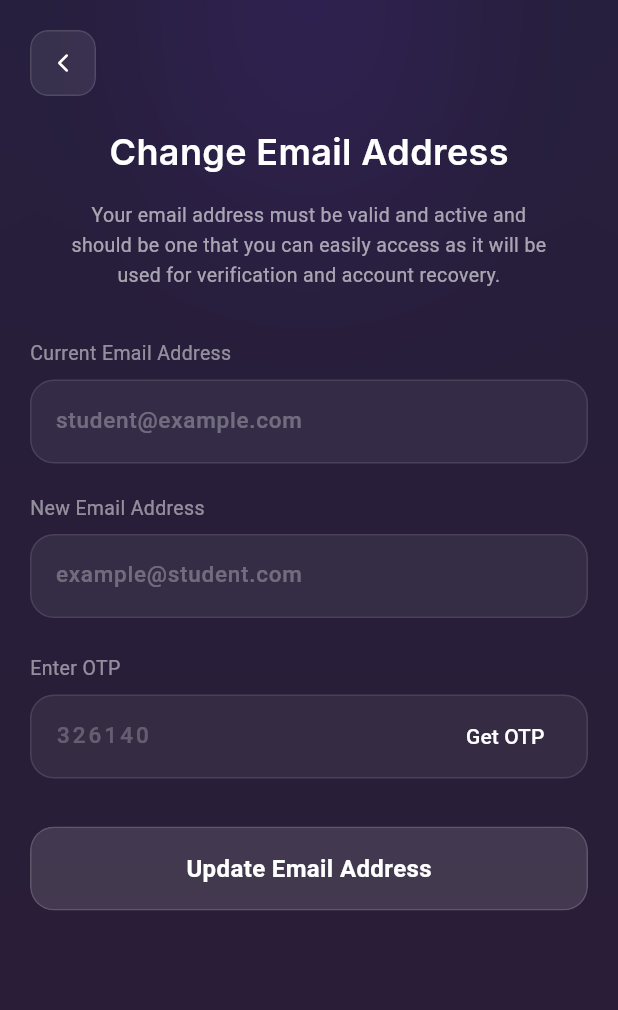
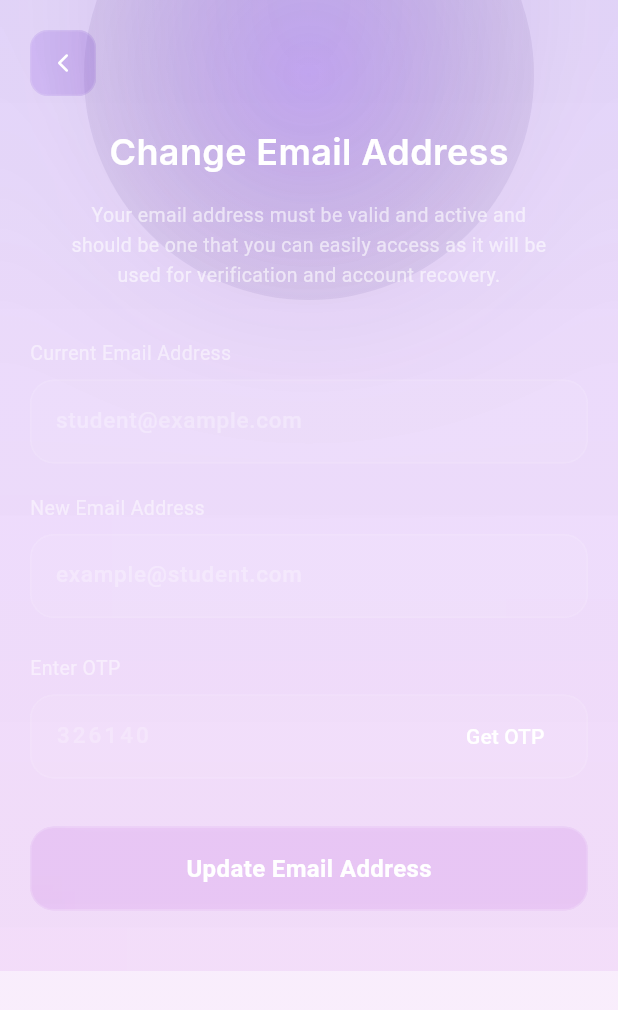
Before and after one commit to YoungCarti/virtualstudyroom, a Flutter app: the ChangeEmailPage screen opened directly, on a phone screen of 412 x 824 dp. Shown: the top 1010 px of the screen. Run offline on Flutter 3.47's test engine with Material 3 defaults, Android fonts, the phone set to English and light mode, and no system bars; our stand-ins replace cloud_firestore, file_picker, firebase_auth, firebase_core, firebase_storage, flutter_secure_storage and 7 more; accounts and stored records are empty.

Commit message:
changed all gradient

```diff
--- a/lib/change_email_page.dart
+++ b/lib/change_email_page.dart
@@ -2,6 +2,7 @@ import 'dart:async';
 import 'dart:ui';
 import 'package:flutter/material.dart';
 import 'package:lucide_icons/lucide_icons.dart';
+import 'widgets/gradient_background.dart';
 
 class ChangeEmailPage extends StatefulWidget {
   const ChangeEmailPage({super.key});
@@ -113,20 +114,13 @@ class _ChangeEmailPageState extends State<ChangeEmailPage> {
     final Color topColor = const Color(0xFF7C3AED).withValues(alpha: 0.1);
     final Color bottomColor = const Color(0xFFC026D3).withValues(alpha: 0.08);
 
-    return Scaffold(
-      extendBodyBehindAppBar: true,
-      body: Stack(
-        children: [
-          // 1. Background Gradient
-          Container(
-            decoration: BoxDecoration(
-              gradient: LinearGradient(
-                begin: Alignment.topCenter,
-                end: Alignment.bottomCenter,
-                colors: [topColor, bottomColor],
-              ),
-            ),
-          ),
+    return GradientBackground(
+      child: Scaffold(
+        backgroundColor: Colors.transparent,
+        extendBodyBehindAppBar: true,
+        body: Stack(
+          children: [
+            // 1. Background Gradient removed
 
           // 2. Ambient Glow
            Positioned(
@@ -291,6 +285,7 @@ class _ChangeEmailPageState extends State<ChangeEmailPage> {
           ),
         ],
       ),
+      ),
     );
   }
 }
--- /dev/null
+++ b/lib/widgets/gradient_background.dart
@@ -0,0 +1,26 @@
+import 'package:flutter/material.dart';
+
+class GradientBackground extends StatelessWidget {
+  const GradientBackground({super.key, required this.child});
+
+  final Widget child;
+
+  @override
+  Widget build(BuildContext context) {
+    return Container(
+      width: double.infinity,
+      height: double.infinity,
+      decoration: BoxDecoration(
+        gradient: LinearGradient(
+          begin: Alignment.topCenter,
+          end: Alignment.bottomCenter,
+          colors: [
+            const Color(0xFF7C3AED).withOpacity(0.1),
+            const Color(0xFFC026D3).withOpacity(0.08),
+          ],
+        ),
+      ),
+      child: child,
+    );
+  }
+}
```
Also changed, not shown: lib/account_page.dart (+8 -13 lines), lib/change_password_page.dart (+9 -14 lines), lib/classes_page.dart (+2 -13 lines), lib/edit_profile_page.dart (+8 -13 lines), lib/group_chat_messages_page.dart (+11 -5 lines), lib/group_chats_page.dart (+3 -16 lines), lib/home_dashboard.dart (+2 -11 lines), lib/login_page.dart (+2 -11 lines), lib/notifications_page.dart (+2 -12 lines), lib/profile_page.dart (+9 -16 lines), lib/register_page.dart (+2 -11 lines).
